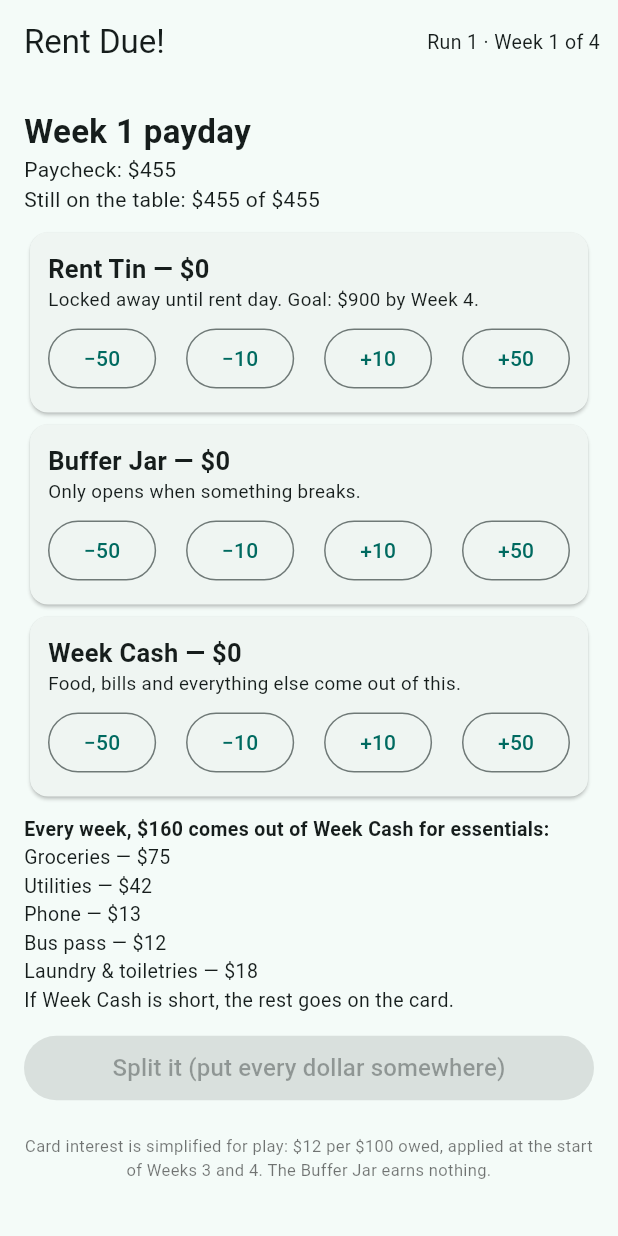
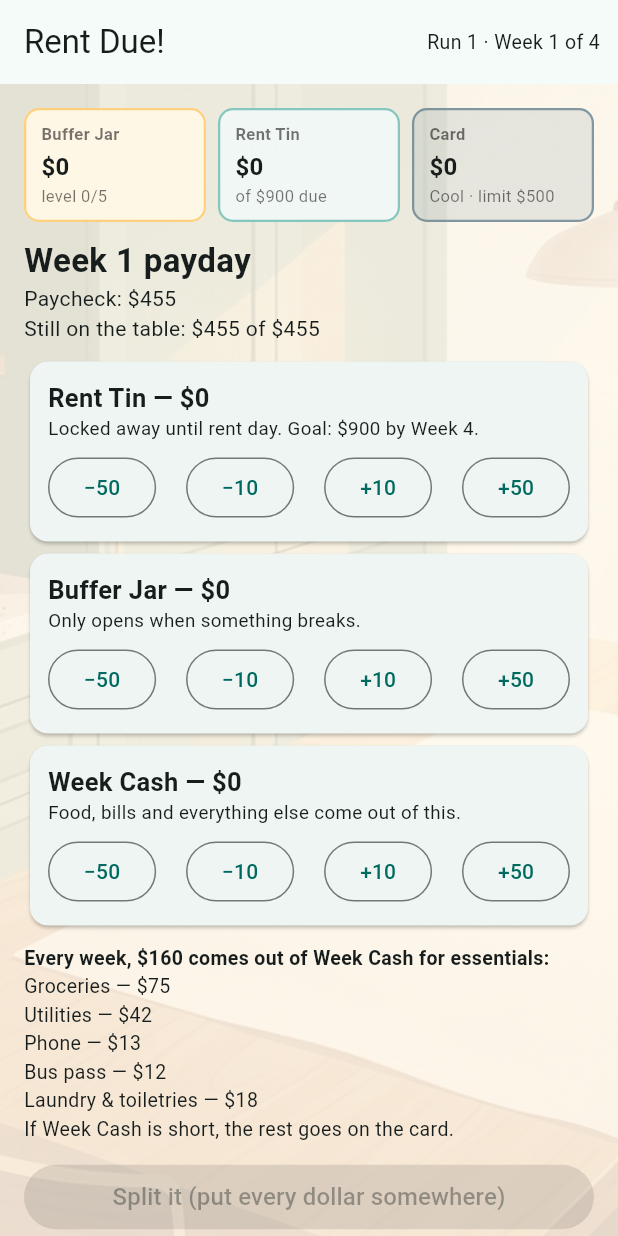
Before and after one commit to Mocker/make-the-rent, a Flutter app: the screen it shows after launch, after a tap on "Play — Run 1", on a phone screen of 412 x 824 dp. Run offline on Flutter 3.47's test engine with Material 3 defaults, Android fonts, the phone set to English and light mode, and no system bars.

Commit message:
backgrounds, show sums

```diff
--- a/game/lib/main.dart
+++ b/game/lib/main.dart
@@ -192,6 +192,12 @@ class _GameScreenState extends State<GameScreen> {
     );
   }
 
+  bool get _isPayingPhase =>
+      phase == Phase.split ||
+      phase == Phase.dilemma ||
+      phase == Phase.shock ||
+      phase == Phase.cascade;
+
   @override
   Widget build(BuildContext context) {
     return Scaffold(
@@ -210,7 +216,24 @@ class _GameScreenState extends State<GameScreen> {
             )),
         ],
       ),
-      body: SafeArea(
+      body: Stack(
+        children: [
+          if (_isPayingPhase) ...[
+            Positioned.fill(
+              child: Image.asset(
+                'assets/bg_pay.jpg',
+                fit: BoxFit.cover,
+              ),
+            ),
+            Positioned.fill(
+              child: DecoratedBox(
+                decoration: BoxDecoration(
+                  color: const Color(0xFFFFFBF2).withValues(alpha: 0.82),
+                ),
+              ),
+            ),
+          ],
+          SafeArea(
             child: SingleChildScrollView(
               padding: const EdgeInsets.all(16),
               child: Center(
@@ -219,6 +242,14 @@ class _GameScreenState extends State<GameScreen> {
                   child: Column(
                     crossAxisAlignment: CrossAxisAlignment.stretch,
                     children: [
+                      if (_isPayingPhase) ...[
+                        BalancesBar(
+                          model: model,
+                          pendingTin: phase == Phase.split ? allocTin : 0,
+                          pendingJar: phase == Phase.split ? allocJar : 0,
+                        ),
+                        const SizedBox(height: 10),
+                      ],
                       _phaseWidget(),
                       _footerWidget(),
                     ],
@@ -226,6 +257,8 @@ class _GameScreenState extends State<GameScreen> {
                 ),
               ),
             ),
+          ),
+        ],
       ),
     );
   }
@@ -407,7 +440,8 @@ class _GameScreenState extends State<GameScreen> {
     );
   }
 
-  Widget _eventShell(String title, String body, List<Widget> buttons) {
+  Widget _eventShell(
+      String title, String body, String imageAsset, List<Widget> buttons) {
     return Column(
       crossAxisAlignment: CrossAxisAlignment.stretch,
       children: [
@@ -416,9 +450,9 @@ class _GameScreenState extends State<GameScreen> {
                 const TextStyle(fontSize: 22, fontWeight: FontWeight.bold)),
         const SizedBox(height: 6),
         Text(body, style: const TextStyle(fontSize: 15)),
-        const SizedBox(height: 6),
-        RoomScene(model: model, compact: true),
         const SizedBox(height: 10),
+        EventImageCard(assetPath: imageAsset),
+        const SizedBox(height: 12),
         ...buttons,
       ],
     );
@@ -429,6 +463,7 @@ class _GameScreenState extends State<GameScreen> {
       'Friday night',
       'Friends are doing a group gift and a night out. It costs \$60. '
           'Going cheaper — \$25 — means saying so out loud. Skipping is free.',
+      'assets/event_night_out.jpg',
       [
         _bigButton('Go — \$60', () {
           model.applyNightOut(NightOutChoice.go);
@@ -451,6 +486,7 @@ class _GameScreenState extends State<GameScreen> {
       'A weekend side gig',
       'One weekend of event work: +\$80 pay, −\$30 costs. Net +\$50 to Week '
           'Cash. Or rest.',
+      'assets/event_gig.jpg',
       [
         _bigButton('Take it — +\$50', () {
           model.applyGig(true);
@@ -470,6 +506,7 @@ class _GameScreenState extends State<GameScreen> {
     return _eventShell(
       'The bike broke',
       'Alex\'s bike — the way to work — needs \$180 of repairs. Today.',
+      'assets/event_bike.jpg',
       [
         _bigButton(
             jarOk
@@ -509,6 +546,7 @@ class _GameScreenState extends State<GameScreen> {
       'The phone screen cracked',
       '${lateFeeNote.isNotEmpty ? '$lateFeeNote\n\n' : ''}'
           'Rent is due in 3 days. A new screen is \$90.',
+      'assets/event_phone.jpg',
       [
         _bigButton('Fix it from Week Cash — \$90', () {
           model.applyPhone(PhoneChoice.weekCash);
@@ -538,8 +576,8 @@ class _GameScreenState extends State<GameScreen> {
             'Short by \$${model.rentShortfall}. Money moves in this order: '
             'Buffer Jar, then Week Cash.'),
         const Text('Rent is paid by bank transfer — the card can\'t cover rent.'),
-        const SizedBox(height: 8),
-        RoomScene(model: model, compact: true),
+        const SizedBox(height: 10),
+        const EventImageCard(assetPath: 'assets/event_rent.jpg'),
         const SizedBox(height: 10),
         for (var i = 0; i < plan.length; i++)
           ListTile(
@@ -880,3 +918,118 @@ class RoomScene extends StatelessWidget {
     );
   }
 }
+
+/// Compact live balance strip shown during paying / allocation stages so the
+/// player always sees their Buffer Jar, Rent Tin, and Card totals.
+class BalancesBar extends StatelessWidget {
+  const BalancesBar({
+    super.key,
+    required this.model,
+    this.pendingTin = 0,
+    this.pendingJar = 0,
+  });
+
+  final GameModel model;
+  final int pendingTin;
+  final int pendingJar;
+
+  @override
+  Widget build(BuildContext context) {
+    final bandColor =
+        [Colors.blueGrey, Colors.amber, Colors.red][model.cardBand];
+    final bandWord = ['Cool', 'Warm', 'Hot'][model.cardBand];
+
+    Widget tile({
+      required String label,
+      required String value,
+      String? sub,
+      Color? tint,
+      Color? border,
+    }) {
+      return Expanded(
+        child: Container(
+          padding: const EdgeInsets.symmetric(horizontal: 10, vertical: 8),
+          decoration: BoxDecoration(
+            color: tint ?? Colors.white.withValues(alpha: 0.92),
+            border: Border.all(
+              color: border ?? Colors.brown.withValues(alpha: 0.25),
+              width: 1.5,
+            ),
+            borderRadius: BorderRadius.circular(10),
+          ),
+          child: Column(
+            crossAxisAlignment: CrossAxisAlignment.start,
+            children: [
+              Text(label,
+                  style: const TextStyle(
+                      fontSize: 11,
+                      fontWeight: FontWeight.w600,
+                      color: Colors.black54)),
+              const SizedBox(height: 2),
+              Text(value,
+                  style: const TextStyle(
+                      fontSize: 16, fontWeight: FontWeight.bold)),
+              if (sub != null)
+                Text(sub,
+                    style:
+                        const TextStyle(fontSize: 11, color: Colors.black54)),
+            ],
+          ),
+        ),
+      );
+    }
+
+    return Row(
+      children: [
+        tile(
+          label: 'Buffer Jar',
+          value: '\$${model.bufferJar}',
+          sub: pendingJar > 0
+              ? '+\$$pendingJar this week'
+              : 'level ${model.jarLevel}/5',
+          tint: const Color(0xFFFFF8E6).withValues(alpha: 0.95),
+          border: Colors.amber.shade700.withValues(alpha: 0.45),
+        ),
+        const SizedBox(width: 8),
+        tile(
+          label: 'Rent Tin',
+          value: '\$${model.rentTin}',
+          sub: pendingTin > 0
+              ? '+\$$pendingTin · of \$${GameModel.rentDue}'
+              : 'of \$${GameModel.rentDue} due',
+          tint: const Color(0xFFF1F8F5).withValues(alpha: 0.95),
+          border: Colors.teal.shade600.withValues(alpha: 0.45),
+        ),
+        const SizedBox(width: 8),
+        tile(
+          label: 'Card',
+          value: '\$${model.cardBalance}',
+          sub: '$bandWord · limit \$${GameModel.cardLimit}',
+          tint: bandColor.withValues(alpha: 0.14),
+          border: bandColor.withValues(alpha: 0.75),
+        ),
+      ],
+    );
+  }
+}
+
+/// Framed 16:9 static event illustration shown during playthrough events.
+class EventImageCard extends StatelessWidget {
+  const EventImageCard({super.key, required this.assetPath});
+
+  final String assetPath;
+
+  @override
+  Widget build(BuildContext context) {
+    return ClipRRect(
+      borderRadius: BorderRadius.circular(12),
+      child: AspectRatio(
+        aspectRatio: 16 / 9,
+        child: Image.asset(
+          assetPath,
+          fit: BoxFit.cover,
+        ),
+      ),
+    );
+  }
+}
--- a/game/pubspec.yaml
+++ b/game/pubspec.yaml
@@ -59,6 +59,12 @@ flutter:
 
   assets:
     - assets/alex.png
+    - assets/bg_pay.jpg
+    - assets/event_night_out.jpg
+    - assets/event_bike.jpg
+    - assets/event_gig.jpg
+    - assets/event_phone.jpg
+    - assets/event_rent.jpg
 
   # An image asset can refer to one or more resolution-specific "variants", see
   # https://flutter.dev/to/resolution-aware-images
```
Also changed, not shown: game/assets/bg_pay.jpg (added), game/assets/event_bike.jpg (added), game/assets/event_gig.jpg (added), game/assets/event_night_out.jpg (added), game/assets/event_phone.jpg (added), game/assets/event_rent.jpg (added), 3 other files. Lines whose indentation alone changed are shown as unchanged.
